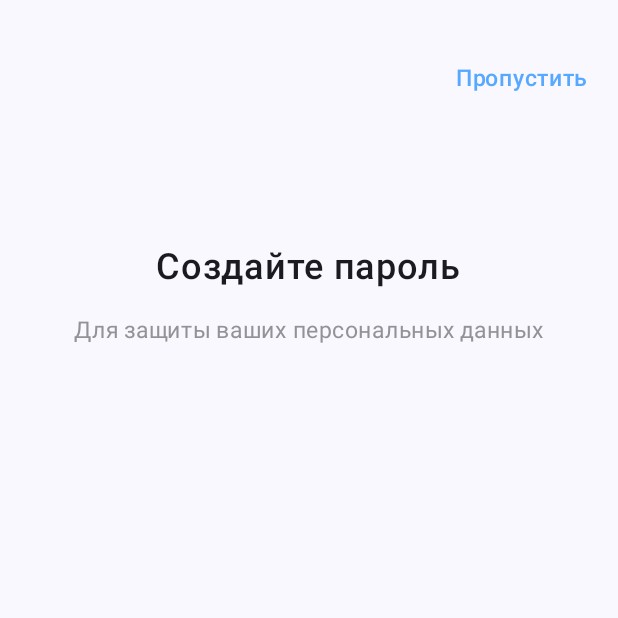
After one commit to Mashka2004/Smartlab, an Android app built with Jetpack Compose: the composable CreatePwd shown on its own in the app's theme, on a phone screen of 412 x 824 dp, the top half of it. The commit adds this screen. Run offline under Robolectric (Android 15) with nearby library versions, the phone set to English and light mode, and no system bars.

Commit message:
Добавили дополнительный экран Создания пароля

```diff
--- a/app/src/main/java/com/example/smartlab/components/TextButton.kt
+++ b/app/src/main/java/com/example/smartlab/components/TextButton.kt
@@ -7,17 +7,19 @@ import androidx.compose.runtime.Composable
 import androidx.compose.ui.Modifier
 import androidx.compose.ui.text.font.FontWeight
 import androidx.compose.ui.tooling.preview.Preview
+import androidx.compose.ui.unit.TextUnit
+import androidx.compose.ui.unit.TextUnitType
 import androidx.compose.ui.unit.sp
 import com.example.smartlab.ui.theme.textButtonColor
 
 @Composable
-fun TextButton(modifier: Modifier = Modifier,text: String,onClick: () -> Unit = {}) {
+fun TextButton(modifier: Modifier = Modifier,fonSize: TextUnit, text: String,onClick: () -> Unit = {}) {
     Text(
         text = text,
         modifier = modifier
             .clickable { onClick() },
         color = textButtonColor,
-        fontSize = 20.sp,
+        fontSize = fonSize,
         fontWeight = FontWeight.SemiBold,
     )
 }
--- /dev/null
+++ b/app/src/main/java/com/example/smartlab/layouts/CreatePwd.kt
@@ -0,0 +1,50 @@
+package com.example.smartlab.layouts
+
+import androidx.compose.foundation.layout.Column
+import androidx.compose.foundation.layout.Spacer
+import androidx.compose.foundation.layout.fillMaxSize
+import androidx.compose.foundation.layout.height
+import androidx.compose.foundation.layout.padding
+import androidx.compose.material3.Text
+import androidx.compose.runtime.Composable
+import androidx.compose.ui.Alignment
+import androidx.compose.ui.Modifier
+import androidx.compose.ui.text.font.FontWeight
+import androidx.compose.ui.tooling.preview.Preview
+import androidx.compose.ui.unit.dp
+import androidx.compose.ui.unit.sp
+import com.example.smartlab.components.TextButton
+import com.example.smartlab.ui.theme.textDescription
+
+@Composable
+fun CreatePwd(modifier: Modifier = Modifier) {
+    Column (modifier = modifier
+        .fillMaxSize()
+        .padding(top = 40.dp, start = 20.dp, end = 20.dp, bottom = 80.dp)){
+        TextButton(text = "Пропустить",
+            modifier = Modifier
+            .align(Alignment.End), fonSize = 15.sp)
+
+        Spacer(Modifier.height(100.dp))
+        Text(text = "Создайте пароль",
+            fontSize = 24.sp,
+            fontWeight = FontWeight.SemiBold,
+            modifier = Modifier
+                .align(Alignment.CenterHorizontally)
+            )
+        Spacer(Modifier.height(16.dp))
+        Text(text = "Для защиты ваших персональных данных",
+            fontSize = 15.sp,
+            fontWeight = FontWeight.Normal,
+            color = textDescription,
+            modifier = Modifier
+                .align(Alignment.CenterHorizontally)
+        )
+    }
+}
+
+@Preview
+@Composable
+private fun CreatePwdView() {
+    CreatePwd()
+}
--- a/app/src/main/java/com/example/smartlab/layouts/OnBoard.kt
+++ b/app/src/main/java/com/example/smartlab/layouts/OnBoard.kt
@@ -21,6 +21,7 @@ import androidx.compose.ui.res.imageResource
 import androidx.compose.ui.res.vectorResource
 import androidx.compose.ui.tooling.preview.Preview
 import androidx.compose.ui.unit.dp
+import androidx.compose.ui.unit.sp
 
 import com.example.smartlab.R
 import com.example.smartlab.components.OnBoardDescription
@@ -35,7 +36,7 @@ fun OnBoard(modifier: Modifier = Modifier,buttomText: String,headeText: String,d
     Column(modifier = modifier.fillMaxSize().padding(20.dp)) {
 
         Row {
-            TextButton(text = buttomText, modifier = Modifier.weight(1f), onClick = {})
+            TextButton(text = buttomText, modifier = Modifier.weight(1f), onClick = {}, fonSize = 20.sp)
             Image(ImageBitmap.imageResource(R.drawable.shape__1_),null, modifier = Modifier.weight(1f), alignment = Alignment.CenterEnd)
         }
         Spacer(Modifier.height(29.dp))
```
